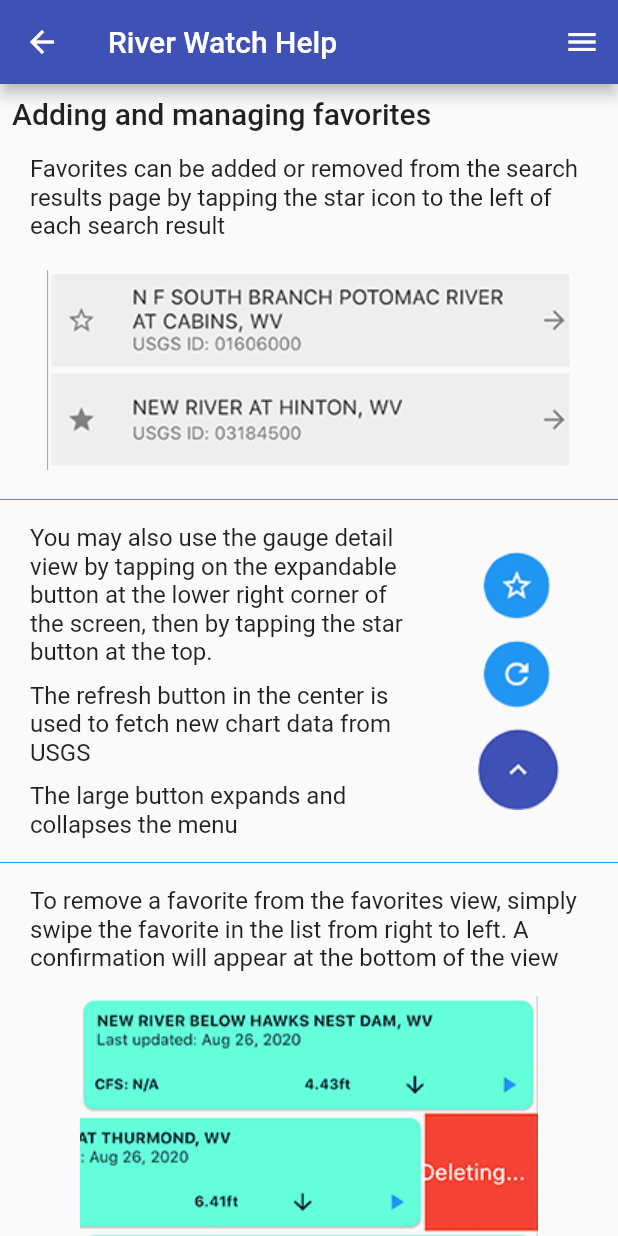
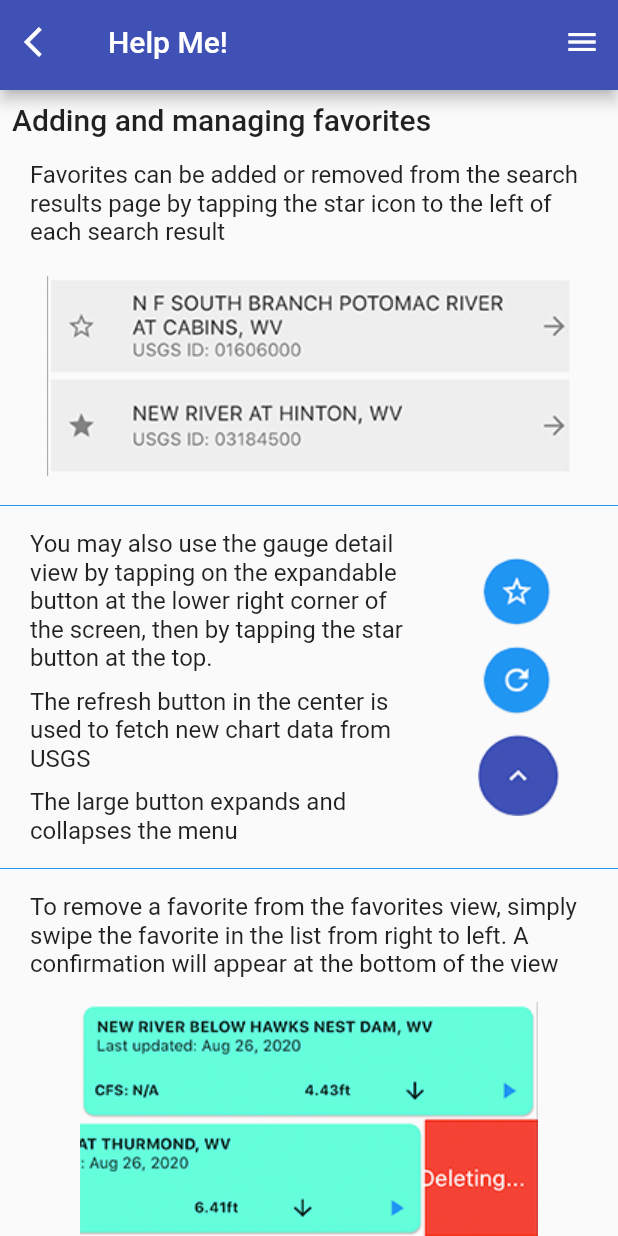
Before and after one commit to nigel25840/stream_watch_flutter, a Flutter app: the HelpView screen opened directly, on a phone screen of 412 x 824 dp. Run offline on Flutter 3.47's test engine with Material 2 defaults, Android fonts, the phone set to English and light mode, and no system bars; our stand-ins replace carousel_slider, charts_flutter, flutter_speed_dial, material_segmented_control, progress_dialog, scrollable_positioned_list and 1 more; accounts and stored records are empty; network calls fail.

Commit message:
completed custom app bar

```diff
--- a/lib/UI/RLAppBar.dart
+++ b/lib/UI/RLAppBar.dart
@@ -4,11 +4,11 @@ import 'package:flutter/material.dart';
 
 class RLAppBar extends StatelessWidget with PreferredSizeWidget {
 
-  final String title;
+  final Text titleText;
   final Size preferredSize;
   final double height;
 
-  RLAppBar(this.title, this.height, {Key key})
+  RLAppBar(this.titleText, this.height, {Key key})
       : preferredSize = Size.fromHeight(height),
         super(key: key);
 
@@ -19,7 +19,7 @@ class RLAppBar extends StatelessWidget with PreferredSizeWidget {
       leading: IconButton(icon: Icon(Icons.arrow_back_ios, color: Colors.white), onPressed:() {
         Navigator.pop(context, false);
       },),
-      title: Text(title),
+      title: titleText,
     );
   }
 }
--- a/lib/UI/disclaimer.dart
+++ b/lib/UI/disclaimer.dart
@@ -11,7 +11,7 @@ class DisclaimerView extends StatelessWidget {
     TextStyle headerStyle = TextStyle(fontWeight: FontWeight.bold, fontSize: 18);
     TextStyle bodyStyle = TextStyle(fontSize: 15);
     return Scaffold(
-      appBar: RLAppBar('Disclaimer', 60.0),
+      appBar: RLAppBar(Text('Disclaimer'), 60.0),
       body: SingleChildScrollView(
         child: Column(
           children: [
--- a/lib/UI/favorites_view.dart
+++ b/lib/UI/favorites_view.dart
@@ -2,6 +2,7 @@ import 'package:flutter/cupertino.dart';
 import 'package:flutter/material.dart';
 import 'package:progress_dialog/progress_dialog.dart';
 import 'package:provider/provider.dart';
+import 'package:streamwatcher/UI/RLAppBar.dart';
 import 'package:streamwatcher/UI/drawer.dart';
 import 'package:streamwatcher/UI/favorite_listview_cell.dart';
 import 'package:streamwatcher/UI/help.dart';
@@ -127,9 +128,7 @@ class _FavoritesView extends State<FavoritesView> {
       );
     }
     return Scaffold(
-      appBar: AppBar(
-        title: Text('Favorites'),
-      ),
+      appBar: RLAppBar(Text('Favorites'), 60.0),
       body: Consumer<FavoritesViewModel>(
           builder: (context, model, child) => Container(
                 child: RefreshIndicator(
--- a/lib/UI/gauge_selector.dart
+++ b/lib/UI/gauge_selector.dart
@@ -1,5 +1,6 @@
 import 'package:progress_dialog/progress_dialog.dart';
 import 'package:scrollable_positioned_list/scrollable_positioned_list.dart';
+import 'package:streamwatcher/UI/RLAppBar.dart';
 import 'package:streamwatcher/UI/drawer.dart';
 import 'package:streamwatcher/UI/gauge_selector_card.dart';
 import 'package:streamwatcher/Util/Storage.dart';
@@ -90,9 +91,7 @@ class _GaugeSelector extends State<GaugeSelector>
     _getFavorites();
 
     return Scaffold(
-      appBar: AppBar(
-        title: Text(kAllStates[widget.stateAbbreviation]),
-      ),
+      appBar: RLAppBar(Text(kAllStates[widget.stateAbbreviation]), 60.0),
       body: FutureBuilder(
         future: _getGaugesForState(),
         builder: (BuildContext context, AsyncSnapshot snapshot) {
--- a/lib/UI/help.dart
+++ b/lib/UI/help.dart
@@ -1,5 +1,6 @@
 import 'package:flutter/cupertino.dart';
 import 'package:flutter/material.dart';
+import 'package:streamwatcher/UI/RLAppBar.dart';
 import 'package:streamwatcher/UI/drawer.dart';
 
 class HelpView extends StatelessWidget {
@@ -9,9 +10,7 @@ class HelpView extends StatelessWidget {
         TextStyle(fontSize: 20, fontWeight: FontWeight.w500);
     TextStyle itemStyle = TextStyle(fontSize: 16);
     return Scaffold(
-      appBar: AppBar(
-        title: Text("River Watch Help"),
-      ),
+      appBar: RLAppBar(Text('Help Me!'), 60.0),
       endDrawer: RFDrawer(),
       body: SingleChildScrollView(
         child: Container(
--- a/lib/UI/state_picker.dart
+++ b/lib/UI/state_picker.dart
@@ -1,5 +1,6 @@
 import 'package:flutter/cupertino.dart';
 import 'package:flutter/material.dart';
+import 'package:streamwatcher/UI/RLAppBar.dart';
 import 'package:streamwatcher/UI/drawer.dart';
 import 'package:streamwatcher/Util/constants.dart';
 import 'dart:core';
@@ -46,7 +47,7 @@ class _StatePicker extends State<StatePicker> {
   @override
   Widget build(BuildContext context) {
     return Scaffold(
-      appBar: AppBar(title: Text(widget.title)),
+      appBar: RLAppBar(Text(widget.title), 60.0),
       body: showStates().build(context),
       endDrawer: RFDrawer(),
     );
```
Also changed, not shown: lib/chart/gauge_detail.dart (+8 -10 lines).
